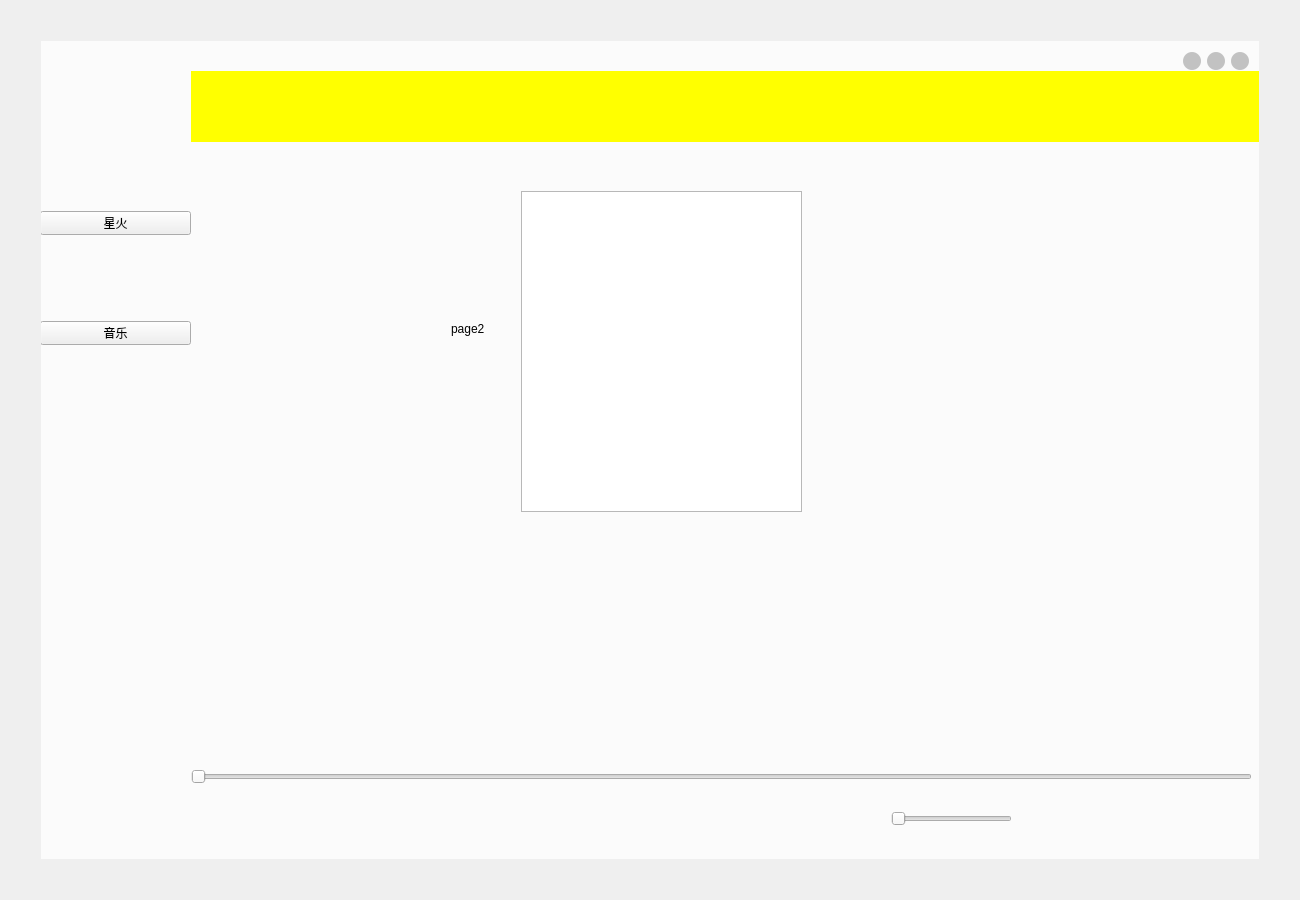
Old version of the form Audio/framelessWidget.ui in the repository Airwaves1/Audio-test.
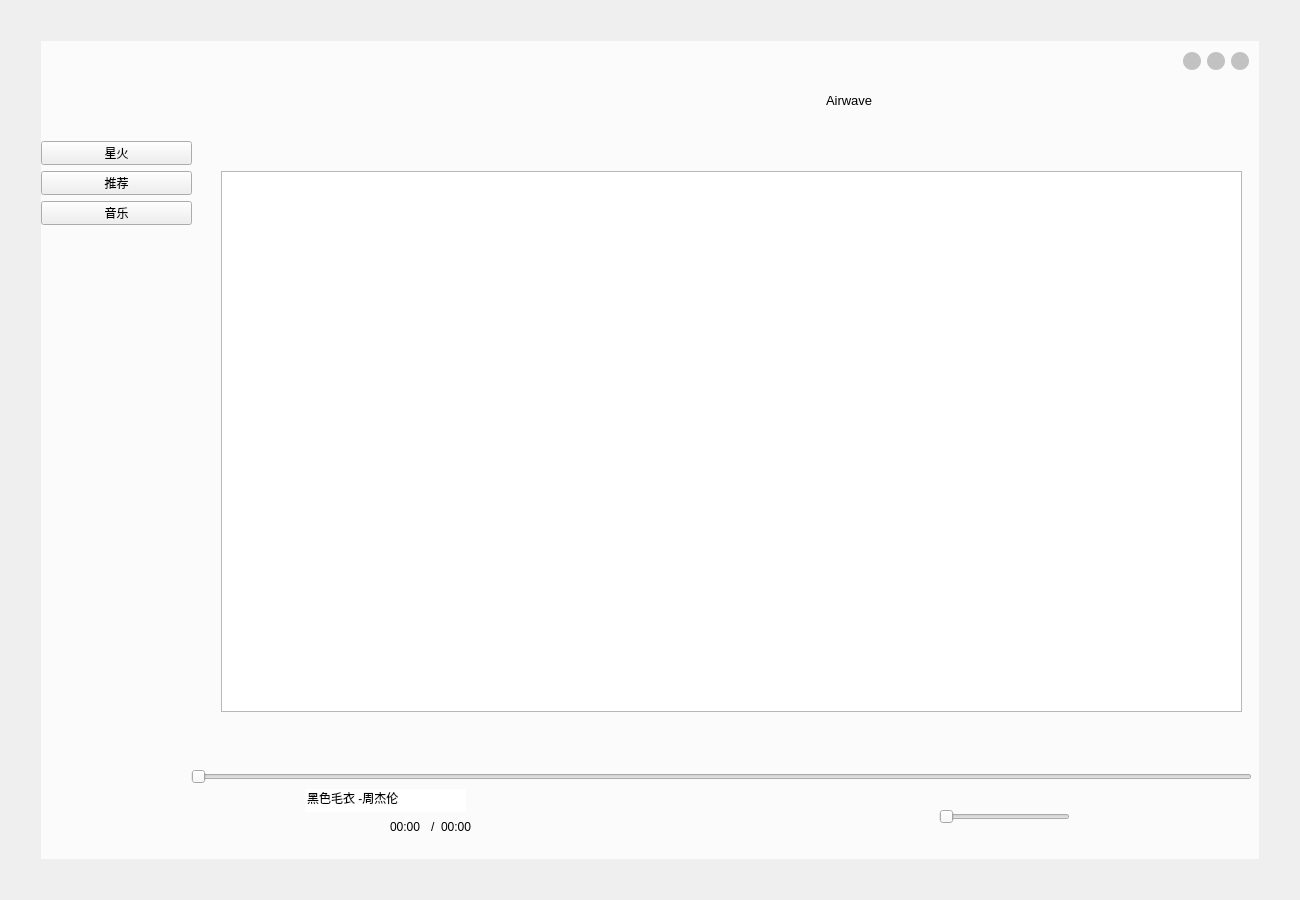
New version of the form. The open tabs and pages were chosen to show the change. Icons and pictures are not drawn. Custom widgets are drawn as their Qt base class.

```diff
--- a/Audio/framelessWidget.ui
+++ b/Audio/framelessWidget.ui
@@ -232,7 +232,7 @@
                  <string notr="true"/>
                 </property>
                 <property name="currentIndex">
-                 <number>0</number>
+                 <number>2</number>
                 </property>
                 <widget class="QWidget" name="iflytekPage">
                  <widget class="QtMaterialFlatButton" name="record_pushButton">
@@ -408,27 +408,15 @@
                   </layout>
                  </widget>
                 </widget>
+                <widget class="QWidget" name="page"/>
                 <widget class="QWidget" name="songPage">
-                 <widget class="QLabel" name="label_2">
-                  <property name="geometry">
-                   <rect>
-                    <x>310</x>
-                    <y>180</y>
-                    <width>54</width>
-                    <height>16</height>
-                   </rect>
-                  </property>
-                  <property name="text">
-                   <string>page2</string>
-                  </property>
-                 </widget>
                  <widget class="QListWidget" name="listWidget">
                   <property name="geometry">
                    <rect>
-                    <x>380</x>
-                    <y>50</y>
-                    <width>281</width>
-                    <height>321</height>
+                    <x>80</x>
+                    <y>30</y>
+                    <width>1021</width>
+                    <height>541</height>
                    </rect>
                   </property>
                  </widget>
@@ -450,8 +438,8 @@
                <widget class="QPushButton" name="iflytek_pushButton">
                 <property name="geometry">
                  <rect>
-                  <x>-1</x>
-                  <y>170</y>
+                  <x>0</x>
+                  <y>100</y>
                   <width>151</width>
                   <height>24</height>
                  </rect>
@@ -463,8 +451,8 @@
                <widget class="QPushButton" name="song_pushButton">
                 <property name="geometry">
                  <rect>
-                  <x>-1</x>
-                  <y>280</y>
+                  <x>0</x>
+                  <y>160</y>
                   <width>151</width>
                   <height>24</height>
                  </rect>
@@ -473,6 +461,19 @@
                  <string>音乐</string>
                 </property>
                </widget>
+               <widget class="QPushButton" name="recommend_pushButton">
+                <property name="geometry">
+                 <rect>
+                  <x>0</x>
+                  <y>130</y>
+                  <width>151</width>
+                  <height>24</height>
+                 </rect>
+                </property>
+                <property name="text">
+                 <string>推荐</string>
+                </property>
+               </widget>
               </widget>
               <widget class="QWidget" name="bottom_widget" native="true">
                <property name="geometry">
@@ -496,26 +497,10 @@
     background-color: #d5eaf2; /* 按下按钮时的背景颜色，非常浅的蓝色 */
 }</string>
                </property>
-               <widget class="QPushButton" name="dir_pushButton">
-                <property name="geometry">
-                 <rect>
-                  <x>200</x>
-                  <y>30</y>
-                  <width>50</width>
-                  <height>50</height>
-                 </rect>
-                </property>
-                <property name="styleSheet">
-                 <string notr="true">image: url(:/resource/image/dir.png);</string>
-                </property>
-                <property name="text">
-                 <string/>
-                </property>
-               </widget>
                <widget class="QPushButton" name="play_pushButton">
                 <property name="geometry">
                  <rect>
-                  <x>440</x>
+                  <x>510</x>
                   <y>30</y>
                   <width>60</width>
                   <height>50</height>
@@ -531,7 +516,7 @@
                <widget class="QPushButton" name="pre_pushButton">
                 <property name="geometry">
                  <rect>
-                  <x>330</x>
+                  <x>420</x>
                   <y>30</y>
                   <width>50</width>
                   <height>50</height>
@@ -547,7 +532,7 @@
                <widget class="QPushButton" name="next_pushButton">
                 <property name="geometry">
                  <rect>
-                  <x>550</x>
+                  <x>600</x>
                   <y>30</y>
                   <width>50</width>
                   <height>50</height>
@@ -563,10 +548,10 @@
                <widget class="QPushButton" name="volume_pushButton">
                 <property name="geometry">
                  <rect>
-                  <x>660</x>
-                  <y>30</y>
-                  <width>50</width>
-                  <height>50</height>
+                  <x>730</x>
+                  <y>38</y>
+                  <width>35</width>
+                  <height>35</height>
                  </rect>
                 </property>
                 <property name="styleSheet">
@@ -577,7 +562,7 @@
                  <string/>
                 </property>
                </widget>
-               <widget class="QtMaterialSlider" name="horizontalSlider">
+               <widget class="QtMaterialSlider" name="playerSlider">
                 <property name="geometry">
                  <rect>
                   <x>0</x>
@@ -590,12 +575,12 @@
                  <enum>Qt::Horizontal</enum>
                 </property>
                </widget>
-               <widget class="QtMaterialSlider" name="horizontalSlider_2">
+               <widget class="QtMaterialSlider" name="volumeSlider">
                 <property name="geometry">
                  <rect>
-                  <x>700</x>
-                  <y>50</y>
-                  <width>121</width>
+                  <x>748</x>
+                  <y>48</y>
+                  <width>131</width>
                   <height>16</height>
                  </rect>
                 </property>
@@ -603,6 +588,100 @@
                  <enum>Qt::Horizontal</enum>
                 </property>
                </widget>
+               <widget class="QWidget" name="widget" native="true">
+                <property name="geometry">
+                 <rect>
+                  <x>190</x>
+                  <y>49</y>
+                  <width>131</width>
+                  <height>34</height>
+                 </rect>
+                </property>
+                <widget class="QLabel" name="current_label">
+                 <property name="geometry">
+                  <rect>
+                   <x>9</x>
+                   <y>9</y>
+                   <width>41</width>
+                   <height>16</height>
+                  </rect>
+                 </property>
+                 <property name="text">
+                  <string>00:00</string>
+                 </property>
+                </widget>
+                <widget class="QLabel" name="total_label">
+                 <property name="geometry">
+                  <rect>
+                   <x>60</x>
+                   <y>9</y>
+                   <width>51</width>
+                   <height>16</height>
+                  </rect>
+                 </property>
+                 <property name="text">
+                  <string>00:00</string>
+                 </property>
+                </widget>
+                <widget class="QLabel" name="label_4">
+                 <property name="geometry">
+                  <rect>
+                   <x>50</x>
+                   <y>9</y>
+                   <width>16</width>
+                   <height>16</height>
+                  </rect>
+                 </property>
+                 <property name="text">
+                  <string>/</string>
+                 </property>
+                </widget>
+               </widget>
+               <widget class="QLabel" name="image_label">
+                <property name="geometry">
+                 <rect>
+                  <x>34</x>
+                  <y>24</y>
+                  <width>71</width>
+                  <height>61</height>
+                 </rect>
+                </property>
+                <property name="styleSheet">
+                 <string notr="true">image: url(:/resource/image2/jaychou_1.jpg);</string>
+                </property>
+                <property name="text">
+                 <string/>
+                </property>
+               </widget>
+               <widget class="QLineEdit" name="songName">
+                <property name="geometry">
+                 <rect>
+                  <x>114</x>
+                  <y>28</y>
+                  <width>161</width>
+                  <height>23</height>
+                 </rect>
+                </property>
+                <property name="text">
+                 <string>黑色毛衣 -周杰伦</string>
+                </property>
+               </widget>
+               <widget class="QPushButton" name="dir_pushButton">
+                <property name="geometry">
+                 <rect>
+                  <x>1000</x>
+                  <y>30</y>
+                  <width>50</width>
+                  <height>50</height>
+                 </rect>
+                </property>
+                <property name="styleSheet">
+                 <string notr="true">image: url(:/resource/image/dir.png);</string>
+                </property>
+                <property name="text">
+                 <string/>
+                </property>
+               </widget>
               </widget>
               <widget class="QWidget" name="top_widget" native="true">
                <property name="geometry">
@@ -614,13 +693,13 @@
                 </rect>
                </property>
                <property name="styleSheet">
-                <string notr="true">background-color: rgb(255, 255, 0);</string>
+                <string notr="true"/>
                </property>
                <widget class="QPushButton" name="user_pushButton">
                 <property name="geometry">
                  <rect>
-                  <x>20</x>
-                  <y>10</y>
+                  <x>590</x>
+                  <y>4</y>
                   <width>50</width>
                   <height>50</height>
                  </rect>
@@ -649,6 +728,40 @@
                  <string/>
                 </property>
                </widget>
+               <widget class="QLabel" name="label">
+                <property name="geometry">
+                 <rect>
+                  <x>635</x>
+                  <y>14</y>
+                  <width>61</width>
+                  <height>31</height>
+                 </rect>
+                </property>
+                <property name="font">
+                 <font>
+                  <pointsize>10</pointsize>
+                 </font>
+                </property>
+                <property name="text">
+                 <string>Airwave</string>
+                </property>
+               </widget>
+               <widget class="QLabel" name="label_2">
+                <property name="geometry">
+                 <rect>
+                  <x>693</x>
+                  <y>14</y>
+                  <width>51</width>
+                  <height>31</height>
+                 </rect>
+                </property>
+                <property name="styleSheet">
+                 <string notr="true">image: url(:/resource/image/VIP.png);</string>
+                </property>
+                <property name="text">
+                 <string/>
+                </property>
+               </widget>
               </widget>
              </widget>
             </item>
```
